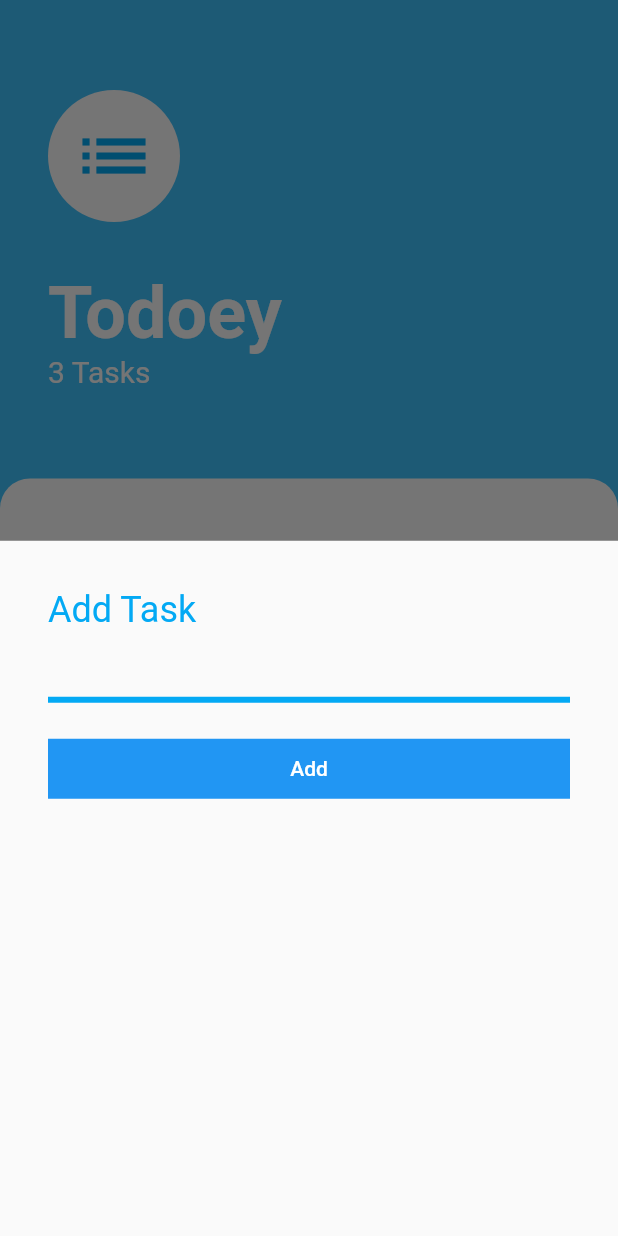
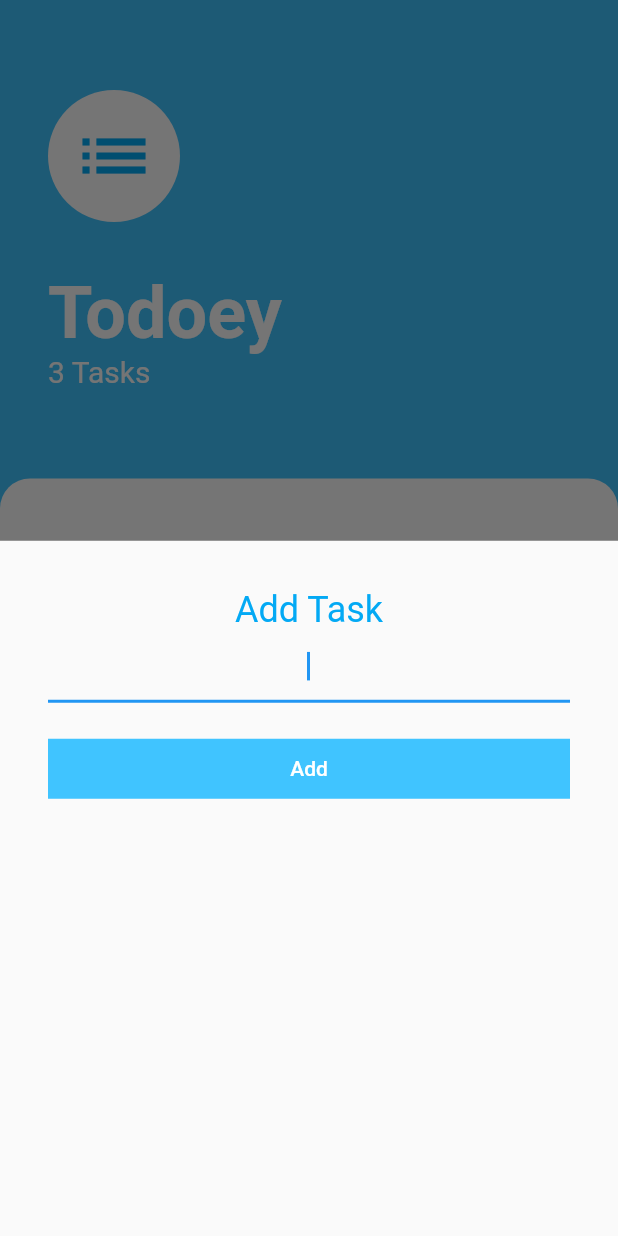
Before and after one commit to Juliennu/Todoey_flutter, a Flutter app: the screen it shows after launch, after a tap on the "add" icon, on a phone screen of 412 x 824 dp. Run offline on Flutter 3.47's test engine with Material 2 defaults, Android fonts, the phone set to English and light mode, and no system bars.

Commit message:
ハーフモーダル部分を細かい設定変更＆リファクタリング

```diff
--- a/lib/screens/tasks_screen.dart
+++ b/lib/screens/tasks_screen.dart
@@ -18,8 +18,8 @@ class _TasksScreenState extends State<TasksScreen> {
 
     List<Task> tasks = [task1, task2, task3];
     // Task newTask;
-
-    Widget halfModalSheet = Container(
+    Widget buildBottomSheet(BuildContext context) {
+      return Container(
         decoration: const BoxDecoration(
           borderRadius: BorderRadius.only(
             topLeft: Radius.circular(20),
@@ -35,12 +35,16 @@ class _TasksScreenState extends State<TasksScreen> {
               children: [
                 const Text(
                   'Add Task',
+                  textAlign: TextAlign.center,
                   style: TextStyle(
                     color: Colors.lightBlue,
                     fontSize: 24,
                   ),
                 ),
                 TextField(
+                  autofocus: true,
+                  autocorrect: false,
+                  textAlign: TextAlign.center,
                   decoration: const InputDecoration(
                     enabledBorder: UnderlineInputBorder(
                       borderSide: BorderSide(
@@ -63,6 +67,7 @@ class _TasksScreenState extends State<TasksScreen> {
                 ),
                 FilledButton(
                   style: FilledButton.styleFrom(
+                    backgroundColor: Colors.lightBlueAccent,
                     shape: const RoundedRectangleBorder(
                       borderRadius: BorderRadius.all(
                         Radius.circular(0),
@@ -80,6 +85,7 @@ class _TasksScreenState extends State<TasksScreen> {
           ),
         ),
       );
+    }
 
     Widget headerView = Padding(
       padding: const EdgeInsets.symmetric(
@@ -145,10 +151,8 @@ class _TasksScreenState extends State<TasksScreen> {
         onPressed: () {
           // ハーフモーダル
           showModalBottomSheet(
-            context: context,
-            builder: ((context) {
-              return halfModalSheet;
-            }),
+            context: context, // tells navigation stack and theme
+            builder: buildBottomSheet,
           );
         },
         backgroundColor: Colors.lightBlueAccent,
```
Lines whose indentation alone changed are shown as unchanged.
